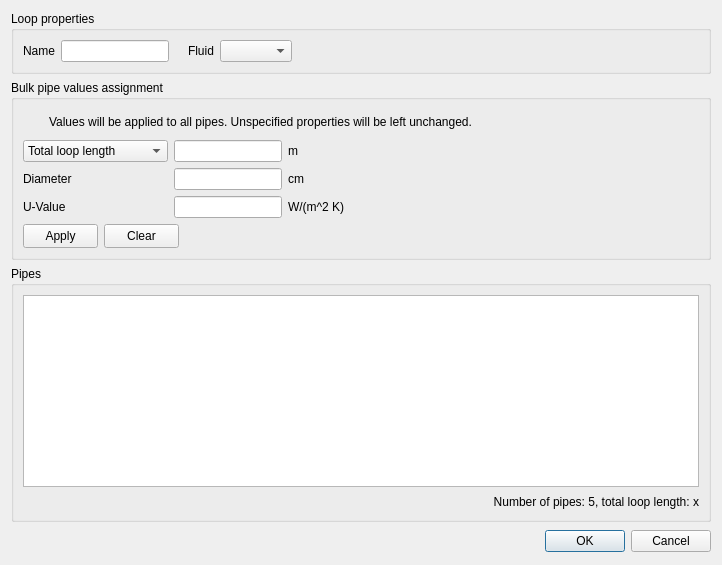
Above: trnsysGUI/hydraulicLoops/_editDialog/_editDialog.ui from SPF-OST/pytrnsys_gui before the change. Below: the same form after it.
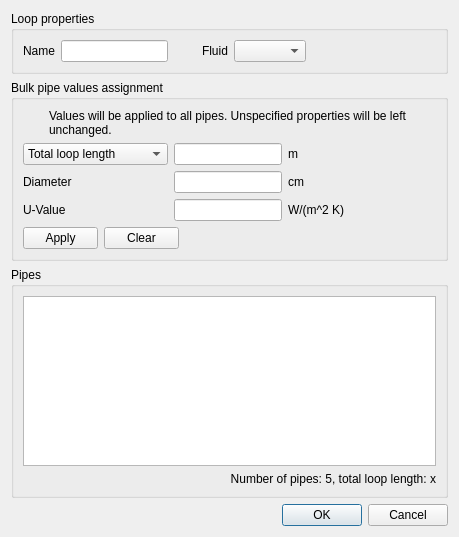
That is the form after the change. Icons and pictures are not drawn.

Diff of the .ui file:
```diff
--- a/trnsysGUI/hydraulicLoops/_editDialog/_editDialog.ui
+++ b/trnsysGUI/hydraulicLoops/_editDialog/_editDialog.ui
@@ -6,8 +6,8 @@
    <rect>
     <x>0</x>
     <y>0</y>
-    <width>722</width>
-    <height>565</height>
+    <width>459</width>
+    <height>537</height>
    </rect>
   </property>
   <property name="sizePolicy">
@@ -19,7 +19,7 @@
   <property name="windowTitle">
    <string>Hydraulic loop properties</string>
   </property>
-  <layout class="QVBoxLayout" name="verticalLayout" stretch="0,3,10,1">
+  <layout class="QVBoxLayout" name="verticalLayout">
    <item>
     <widget class="QGroupBox" name="generalGroupBox">
      <property name="sizePolicy">
@@ -55,6 +55,22 @@
         </property>
        </widget>
       </item>
+      <item>
+       <widget class="QWidget" name="invalidNameWarningWidget" native="true">
+        <property name="minimumSize">
+         <size>
+          <width>22</width>
+          <height>22</height>
+         </size>
+        </property>
+        <property name="toolTip">
+         <string>&lt;html&gt;&lt;head/&gt;&lt;body&gt;&lt;p&gt;The name is already taken&lt;/p&gt;&lt;/body&gt;&lt;/html&gt;</string>
+        </property>
+        <property name="styleSheet">
+         <string notr="true">image: url(:/tango-icons/status/tango-icon-theme-0.8.90/scalable/status/dialog-warning.svg);</string>
+        </property>
+       </widget>
+      </item>
       <item>
        <spacer name="horizontalSpacer">
         <property name="orientation">
@@ -65,7 +81,7 @@
         </property>
         <property name="sizeHint" stdset="0">
          <size>
-          <width>13</width>
+          <width>0</width>
           <height>19</height>
          </size>
         </property>
@@ -104,7 +120,7 @@
         </property>
         <property name="sizeHint" stdset="0">
          <size>
-          <width>161</width>
+          <width>130</width>
           <height>19</height>
          </size>
         </property>
```
Left out of the diff: 2 changed lines with no effect on the pictures.
